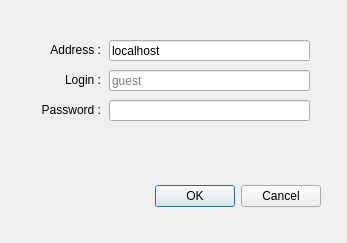
Above: drconnectdialog.ui from nark/Deriv before the change. Below: the same form after it.
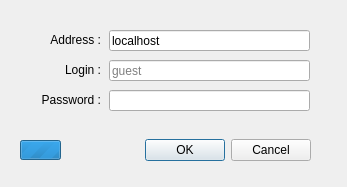
That is the form after the change.

```diff
--- a/drconnectdialog.ui
+++ b/drconnectdialog.ui
@@ -7,7 +7,7 @@
     <x>0</x>
     <y>0</y>
     <width>347</width>
-    <height>243</height>
+    <height>187</height>
    </rect>
   </property>
   <property name="windowTitle">
@@ -19,10 +19,10 @@
   <widget class="QDialogButtonBox" name="buttonBox">
    <property name="geometry">
     <rect>
-     <x>30</x>
-     <y>180</y>
+     <x>20</x>
+     <y>130</y>
      <width>291</width>
-     <height>32</height>
+     <height>41</height>
     </rect>
    </property>
    <property name="orientation">
@@ -36,7 +36,7 @@
    <property name="geometry">
     <rect>
      <x>109</x>
-     <y>40</y>
+     <y>30</y>
      <width>201</width>
      <height>21</height>
     </rect>
@@ -49,7 +49,7 @@
    <property name="geometry">
     <rect>
      <x>30</x>
-     <y>70</y>
+     <y>60</y>
      <width>71</width>
      <height>20</height>
     </rect>
@@ -71,7 +71,7 @@
    <property name="geometry">
     <rect>
      <x>109</x>
-     <y>70</y>
+     <y>60</y>
      <width>201</width>
      <height>21</height>
     </rect>
@@ -87,7 +87,7 @@
    <property name="geometry">
     <rect>
      <x>109</x>
-     <y>100</y>
+     <y>90</y>
      <width>201</width>
      <height>21</height>
     </rect>
@@ -100,7 +100,7 @@
    <property name="geometry">
     <rect>
      <x>30</x>
-     <y>40</y>
+     <y>30</y>
      <width>71</width>
      <height>20</height>
     </rect>
@@ -122,7 +122,7 @@
    <property name="geometry">
     <rect>
      <x>30</x>
-     <y>100</y>
+     <y>90</y>
      <width>71</width>
      <height>20</height>
     </rect>
@@ -140,6 +140,40 @@
     <set>Qt::AlignRight|Qt::AlignTrailing|Qt::AlignVCenter</set>
    </property>
   </widget>
+  <widget class="QProgressBar" name="progressBar">
+   <property name="enabled">
+    <bool>true</bool>
+   </property>
+   <property name="geometry">
+    <rect>
+     <x>20</x>
+     <y>140</y>
+     <width>41</width>
+     <height>20</height>
+    </rect>
+   </property>
+   <property name="sizePolicy">
+    <sizepolicy hsizetype="Expanding" vsizetype="Minimum">
+     <horstretch>0</horstretch>
+     <verstretch>0</verstretch>
+    </sizepolicy>
+   </property>
+   <property name="maximum">
+    <number>0</number>
+   </property>
+   <property name="value">
+    <number>-1</number>
+   </property>
+   <property name="orientation">
+    <enum>Qt::Horizontal</enum>
+   </property>
+   <property name="invertedAppearance">
+    <bool>false</bool>
+   </property>
+   <property name="textDirection">
+    <enum>QProgressBar::TopToBottom</enum>
+   </property>
+  </widget>
  </widget>
  <resources/>
  <connections>
```
